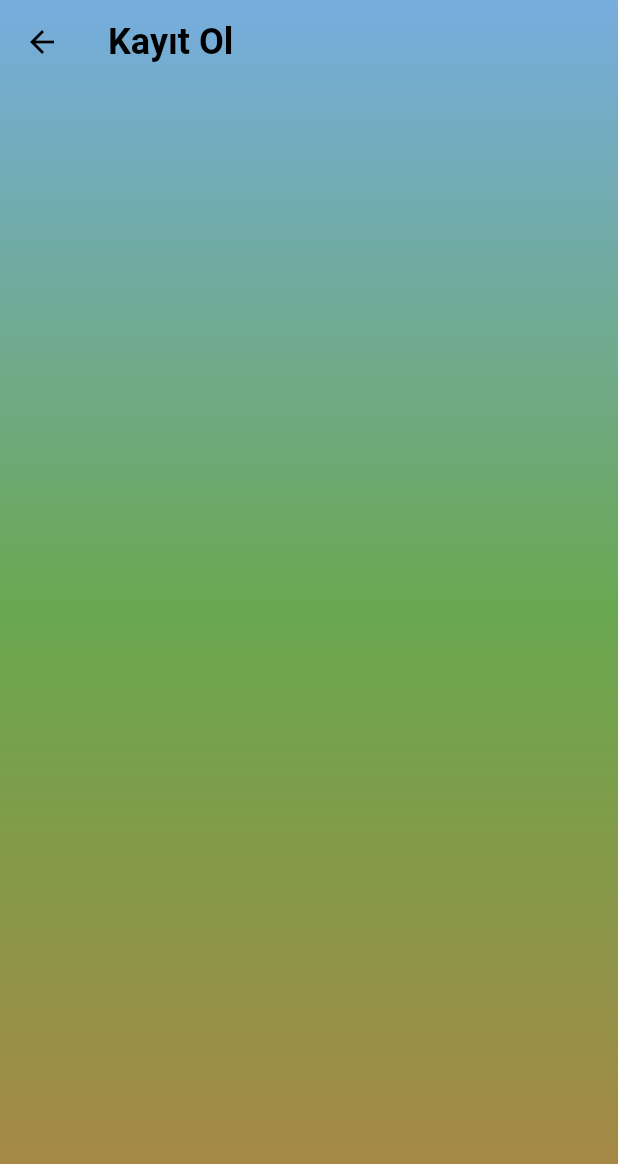
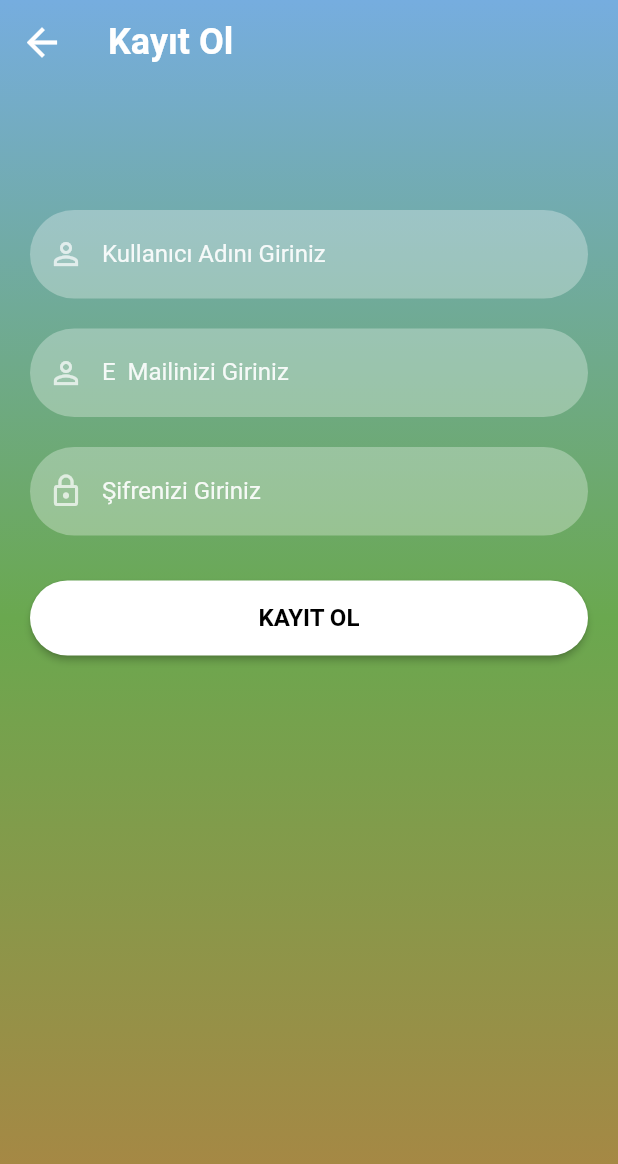
Before and after one commit to atakanarslan06/MyOrchard, a Flutter app: the KayitOlEkran screen opened directly, on a phone screen of 412 x 824 dp. Shown: the top 1164 px of the screen. Run offline on Flutter 3.47's test engine with Material 2 defaults, Android fonts, the phone set to English and light mode, and no system bars; our stand-ins replace lottie.

Commit message:
My Orchard

```diff
--- a/lib/view/screens/Anasayfa.dart
+++ b/lib/view/screens/Anasayfa.dart
@@ -0,0 +1,24 @@
+import 'package:flutter/material.dart';
+import 'package:meyvebahcem/view/screens/GirisYap.dart';
+
+class anaSayfaEkran extends StatefulWidget {
+  const anaSayfaEkran({Key? key}) : super(key: key);
+
+  @override
+  State<anaSayfaEkran> createState() => _anaSayfaEkranState();
+}
+
+class _anaSayfaEkranState extends State<anaSayfaEkran> {
+  @override
+  Widget build(BuildContext context) {
+    return Scaffold(
+      body: Center(
+        child: ElevatedButton(
+          onPressed: () {Navigator.push(context, MaterialPageRoute(builder: (context) => GirisYapEkran()
+          ));  },
+          child: Text("Çıkış Yap"),
+        ),
+      ),
+    );
+  }
+}
--- a/lib/view/screens/GirisKayitAnim.dart
+++ b/lib/view/screens/GirisKayitAnim.dart
@@ -1,6 +1,7 @@
 import 'package:flutter/material.dart';
 import 'package:lottie/lottie.dart';
 import 'package:meyvebahcem/view/screens/GirisYap.dart';
+import 'package:meyvebahcem/view/screens/KayitOl.dart';
 
 import '../../model/widgets/AnimButton.dart';
 
@@ -59,7 +60,7 @@ class _GirisKayitAnimState extends State<GirisKayitAnim> {
     Navigator.pushReplacement(
       context,
       MaterialPageRoute(
-        builder: (_) => const GirisYapEkran(),
+        builder: (_) => const KayitOlEkran(),
       ),
     );
   }
--- a/lib/view/screens/GirisYap.dart
+++ b/lib/view/screens/GirisYap.dart
@@ -47,7 +47,7 @@ class _GirisYapEkranState extends State<GirisYapEkran> {
                   formWidget("Şifrenizi Giriniz", Icons.lock_outline, true, _passwordTextController),
                   SizedBox(height: 20,),
                   girisYapKayitOlButton(context, true, () {}),
-                  girisYapOption()
+                  girisYapOption(),
                 ],
               ),
             ),),
--- a/lib/view/screens/KayitOl.dart
+++ b/lib/view/screens/KayitOl.dart
@@ -1,6 +1,8 @@
 import 'package:flutter/material.dart';
+import 'package:meyvebahcem/view/screens/Anasayfa.dart';
 
 import '../../model/color_utils.dart';
+import '../../model/widgets/formWidget.dart';
 
 class KayitOlEkran extends StatefulWidget {
   const KayitOlEkran({Key? key}) : super(key: key);
@@ -10,26 +12,72 @@ class KayitOlEkran extends StatefulWidget {
 }
 
 class _KayitOlEkranState extends State<KayitOlEkran> {
+  TextEditingController _passwordTextController = TextEditingController();
+  TextEditingController _emailTextController = TextEditingController();
+  TextEditingController _userNameTextController = TextEditingController();
   @override
   Widget build(BuildContext context) {
-    return  Scaffold(
+    return Scaffold(
       extendBodyBehindAppBar: true,
       appBar: AppBar(
+        leading: Padding(
+          padding: const EdgeInsets.all(5.0),
+          child: IconButton(iconSize: 30,
+            icon: const Icon(Icons.arrow_back),
+            color: Colors.white,
+            onPressed: () => Navigator.of(context).pop(),
+          ),
+        ),
         backgroundColor: Colors.transparent,
         elevation: 0,
-        title: const Text("Kayıt Ol", style: TextStyle(fontSize: 24, fontWeight: FontWeight.bold),),
+        title: const Text(
+          "Kayıt Ol",
+          style: TextStyle(
+              fontSize: 24, fontWeight: FontWeight.bold, color: Colors.white),
+        ),
       ),
-      body: Container(width: MediaQuery.of(context).size.width,
-    height: MediaQuery.of(context).size.height,
-    decoration:
-    BoxDecoration(
-    gradient: LinearGradient(colors:
-    [
-    hexStringToColor("76addf"),
-    hexStringToColor("6aa84f"),
-    hexStringToColor("ad8443")
-    ],
-    begin: Alignment.topCenter, end:  Alignment.bottomCenter),),
+      body: Container(
+        width: MediaQuery.of(context).size.width,
+        height: MediaQuery.of(context).size.height,
+        decoration: BoxDecoration(
+          gradient: LinearGradient(colors: [
+            hexStringToColor("76addf"),
+            hexStringToColor("6aa84f"),
+            hexStringToColor("ad8443")
+          ], begin: Alignment.topCenter, end: Alignment.bottomCenter),
+        ),
+        child: SingleChildScrollView(
+          child: Padding(
+            padding: const EdgeInsets.fromLTRB(20, 120, 20, 0),
+            child: Column(
+              children: <Widget>[
+                const SizedBox(
+                  height: 20,
+                ),
+                formWidget("Kullanıcı Adını Giriniz", Icons.person_outline,
+                    false, _userNameTextController),
+                const SizedBox(
+                  height: 20,
+                ),
+                formWidget("E  Mailinizi Giriniz", Icons.person_outline, false,
+                    _emailTextController),
+                const SizedBox(
+                  height: 20,
+                ),
+                formWidget("Şifrenizi Giriniz", Icons.lock_outline, true,
+                    _passwordTextController),
+                const SizedBox(
+                  height: 20,
+                ),
+                girisYapKayitOlButton(context, false, () {
+                  Navigator.push(context,
+                      MaterialPageRoute(builder: (context) => anaSayfaEkran()));
+                })
+              ],
+            ),
+          ),
+        ),
+      ),
     );
   }
 }
```
